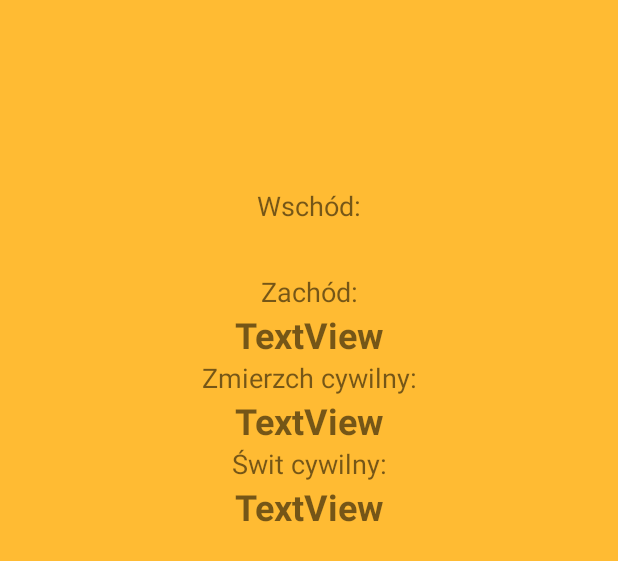
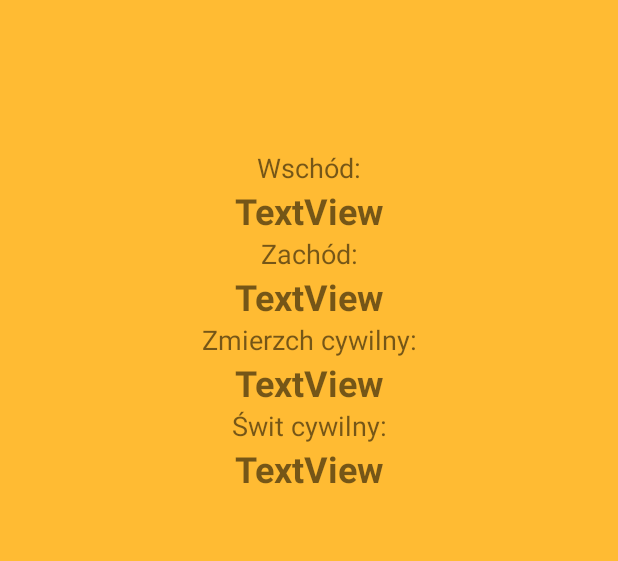
Before and after one commit to mkarpacka/AstroApp, an Android app: the layout fragment_sun.xml on its own in the app's theme, with its tools: preview values and no code run, on a phone screen of 412 x 824 dp. Shown: the top 561 px of the screen. Run offline under Robolectric (Android 15) with nearby library versions, the phone set to English and light mode, and no system bars.

Commit message:
layouts adjusted

```diff
--- a/app/src/main/java/com/example/astroapp/SunFragment.java
+++ b/app/src/main/java/com/example/astroapp/SunFragment.java
@@ -115,7 +115,6 @@ public class SunFragment extends Fragment {
             public void run() {
                 try {
                     while (!isInterrupted()) {
-                        Thread.sleep(1000);
                         if(getActivity() == null)
                             return;
 
@@ -125,12 +124,13 @@ public class SunFragment extends Fragment {
                                 timeText = (TextView) view.findViewById(R.id.time_place);
 
                                 Calendar c = Calendar.getInstance();
-                                SimpleDateFormat df = new SimpleDateFormat("yyyy-MM-dd HH:mm:ss");
+                                SimpleDateFormat df = new SimpleDateFormat("HH:mm:ss");
                                 String formattedDate = df.format(c.getTime());
 
                                 timeText.setText(formattedDate);
                             }
                         });
+                        Thread.sleep(1000);
                     }
                 } catch (InterruptedException e) {
                 }
--- a/app/src/main/res/layout/fragment_sun.xml
+++ b/app/src/main/res/layout/fragment_sun.xml
@@ -11,14 +11,19 @@
 
     <Space
         android:layout_width="wrap_content"
-        android:layout_height="100dp" />
+        android:layout_height="50dp" />
 
     <TextView
         android:id="@+id/time_place"
         android:layout_width="match_parent"
         android:layout_height="wrap_content"
         android:textAlignment="center"
-        android:textSize="18sp" />
+        android:textStyle="bold"
+        android:textSize="27sp" />
+
+    <Space
+        android:layout_width="wrap_content"
+        android:layout_height="12dp" />
 
     <TextView
         android:id="@+id/textView2"
@@ -33,6 +38,7 @@
         android:layout_width="match_parent"
         android:layout_height="wrap_content"
         android:textAlignment="center"
+        android:text="TextView"
         android:textSize="24sp"
         android:textStyle="bold" />
 
```
Also changed, not shown: app/src/main/java/com/example/astroapp/MoonFragment.java (+4 -3 lines), app/src/main/res/layout/fragment_moon.xml (+9 -2 lines).
